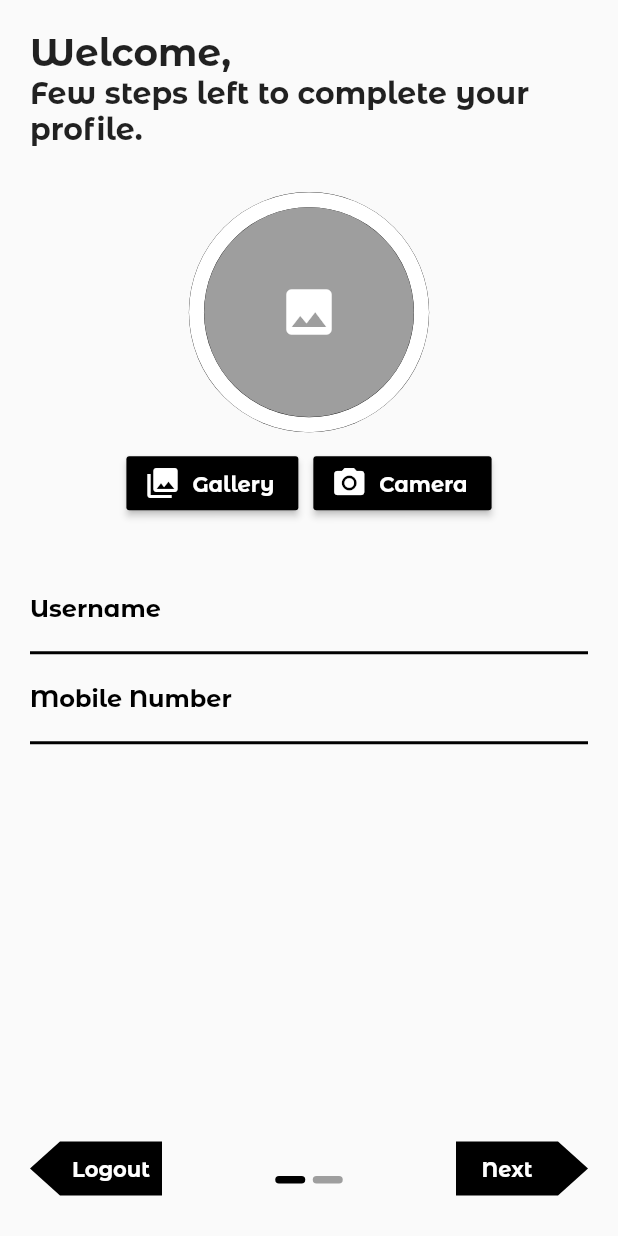
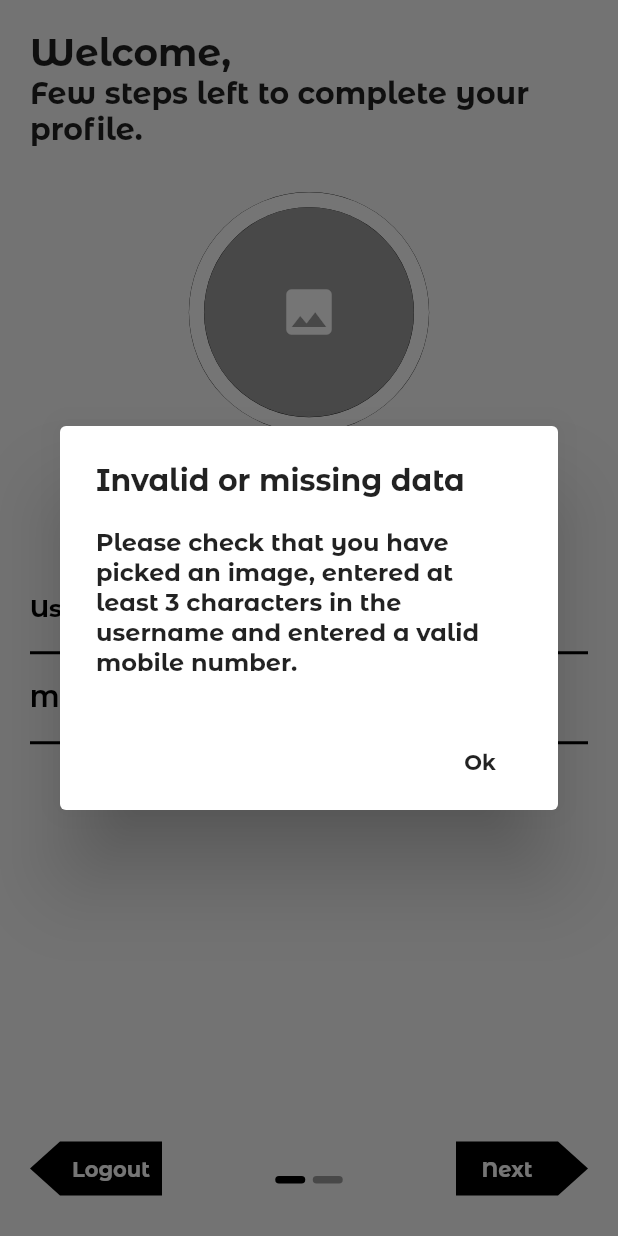
Before and after one commit to Flutter-Course/saturday-4pm, a Flutter app: the CollectingData screen opened directly, after a tap on "Next", on a phone screen of 412 x 824 dp. Run offline on Flutter 3.47's test engine with Material 2 defaults, Android fonts, the phone set to English and light mode, and no system bars; drawn by our look-alikes of page_indicator; our stand-ins replace cloud_firestore, email_validator, firebase_auth, firebase_core, firebase_storage, google_maps_flutter and 2 more; missing offline and left inert: geocoder; accounts and stored records are empty; statements that could not run were skipped; project files that could hold a hidden picture were left out.

Commit message:
finished authentication module
done with:
1-login
2-register
3-reset password
4-collecting user profile info

```diff
--- /dev/null
+++ b/my_shop/lib/models/user.dart
@@ -0,0 +1,14 @@
+import 'package:google_maps_flutter/google_maps_flutter.dart';
+
+class User {
+  String photoUrl, userName, userId, email, address, mobileNumber;
+  LatLng positon;
+
+  User.fromFirestore(this.userId, document)
+      : this.email = document['email'],
+        this.address = document['address'],
+        this.mobileNumber = document['mobileNumber'],
+        this.userName = document['userName'],
+        this.photoUrl = document['photoUrl'],
+        this.positon = LatLng(document['lat'], document['lng']);
+}
--- a/my_shop/lib/screens/Auth_screen.dart
+++ b/my_shop/lib/screens/Auth_screen.dart
@@ -2,7 +2,6 @@ import 'package:flutter/material.dart';
 import 'package:my_shop/widgets/auth_screen_widgets/auth_background.dart';
 import 'package:my_shop/widgets/auth_screen_widgets/auth_form.dart';
 import 'package:my_shop/widgets/auth_screen_widgets/auth_reset_password.dart';
-import 'package:my_shop/widgets/auth_screen_widgets/auth_title.dart';
 
 class AuthScreen extends StatefulWidget {
   static const routeName = '/auth-screen';
--- a/my_shop/lib/screens/collecting_data.dart
+++ b/my_shop/lib/screens/collecting_data.dart
@@ -1,11 +1,15 @@
+import 'dart:io';
+
 import 'package:firebase_auth/firebase_auth.dart';
 import 'package:flutter/material.dart';
+import 'package:google_maps_flutter/google_maps_flutter.dart';
+import 'package:my_shop/providers/user_provider.dart';
 import 'package:my_shop/screens/Auth_screen.dart';
-import 'package:my_shop/widgets/collecting_data_screen/Collecting_data_title.dart';
+import 'package:my_shop/screens/home_screen.dart';
 import 'package:my_shop/widgets/collecting_data_screen/collecting_first.dart';
-import 'package:my_shop/widgets/misc/arrow_button.dart';
-import 'package:my_shop/widgets/misc/image_frame.dart';
+import 'package:my_shop/widgets/collecting_data_screen/collecting_second.dart';
 import 'package:page_indicator/page_indicator.dart';
+import 'package:provider/provider.dart';
 
 class CollectingData extends StatefulWidget {
   @override
@@ -13,6 +17,12 @@ class CollectingData extends StatefulWidget {
 }
 
 class _CollectingDataState extends State<CollectingData> {
+  PageController controller;
+  File image;
+  String userName, mobileNumber;
+  int index;
+  bool loading;
+
   Future<bool> showLogout() async {
     return await showDialog(
       context: context,
@@ -51,6 +61,70 @@ class _CollectingDataState extends State<CollectingData> {
   }
 
   @override
+  void initState() {
+    super.initState();
+    index = 0;
+    controller = PageController();
+    loading = false;
+  }
+
+  @override
+  void dispose() {
+    controller.dispose();
+    super.dispose();
+  }
+
+  void nextPage(File image, String userName, String mobileNumber) {
+    setState(() {
+      this.image = image;
+      this.userName = userName;
+      this.mobileNumber = mobileNumber;
+      index++;
+    });
+    controller.nextPage(
+        duration: Duration(seconds: 1), curve: Curves.decelerate);
+  }
+
+  void prevPage() {
+    setState(() {
+      index--;
+    });
+    controller.previousPage(
+        duration: Duration(seconds: 1), curve: Curves.decelerate);
+  }
+
+  void submit(LatLng position, String address) async {
+    setState(() {
+      loading = true;
+    });
+    bool notError = await Provider.of<UserProvider>(context, listen: false)
+        .completeUserProfile(image, userName, mobileNumber, address, position);
+
+    if (!notError) {
+      setState(() {
+        loading = false;
+      });
+      showDialog(
+        context: context,
+        child: AlertDialog(
+          title: Text('Error has occurred'),
+          content: Text('Please try again later.'),
+          actions: [
+            FlatButton(
+              onPressed: () {
+                Navigator.of(context).pop();
+              },
+              child: Text('Ok'),
+            ),
+          ],
+        ),
+      );
+    } else {
+      Navigator.of(context).pushReplacementNamed(HomeScreen.routeName);
+    }
+  }
+
+  @override
   Widget build(BuildContext context) {
     Size size = MediaQuery.of(context).size;
     return WillPopScope(
@@ -63,11 +137,16 @@ class _CollectingDataState extends State<CollectingData> {
         return false;
       },
       child: Scaffold(
-        body: Container(
+        body: Stack(
+          children: [
+            Container(
               height: size.height,
               width: size.width,
               child: SafeArea(
                 child: SingleChildScrollView(
+                  physics: (index == 1)
+                      ? NeverScrollableScrollPhysics()
+                      : ScrollPhysics(),
                   child: Container(
                     height: size.height - MediaQuery.of(context).padding.top,
                     width: size.width,
@@ -82,39 +161,11 @@ class _CollectingDataState extends State<CollectingData> {
                         cornerSize: Size.square(20),
                       ),
                       child: PageView(
+                        controller: controller,
                         physics: NeverScrollableScrollPhysics(),
                         children: [
-                      Column(
-                        children: [
-                          Expanded(
-                            child: CollectingFirst(),
-                            flex: 9,
-                          ),
-                          Expanded(
-                              child: Row(
-                            mainAxisAlignment: MainAxisAlignment.spaceBetween,
-                            children: [
-                              ArrowButton.left(
-                                child: 'Logout',
-                                onPressed: () async {
-                                  if (await showLogout()) {
-                                    FirebaseAuth.instance.signOut();
-                                    Navigator.of(context).pushReplacementNamed(
-                                        AuthScreen.routeName);
-                                  }
-                                },
-                              ),
-                              ArrowButton.right(
-                                child: 'Next',
-                                onPressed: () {},
-                              ),
-                            ],
-                          ))
-                        ],
-                      ),
-                      Container(
-                        color: Colors.green,
-                      ),
+                          CollectingFirst(nextPage, showLogout),
+                          CollectingSecond(prevPage, submit),
                         ],
                       ),
                     ),
@@ -122,6 +173,17 @@ class _CollectingDataState extends State<CollectingData> {
                 ),
               ),
             ),
+            if (loading)
+              Container(
+                height: size.height,
+                width: size.width,
+                color: Colors.black38,
+                child: Center(
+                  child: CircularProgressIndicator(),
+                ),
+              )
+          ],
+        ),
       ),
     );
   }
--- a/my_shop/lib/widgets/collecting_data_screen/collecting_first.dart
+++ b/my_shop/lib/widgets/collecting_data_screen/collecting_first.dart
@@ -1,18 +1,24 @@
 import 'dart:io';
 
+import 'package:firebase_auth/firebase_auth.dart';
 import 'package:flutter/material.dart';
 import 'package:image_picker/image_picker.dart';
+import 'package:my_shop/screens/Auth_screen.dart';
+import 'package:my_shop/widgets/misc/arrow_button.dart';
 import 'package:my_shop/widgets/misc/image_frame.dart';
 
-import 'Collecting_data_title.dart';
+import 'collecting_data_title.dart';
 
 class CollectingFirst extends StatefulWidget {
+  final Function nextPage, showLogout;
+  CollectingFirst(this.nextPage, this.showLogout);
   @override
   _CollectingFirstState createState() => _CollectingFirstState();
 }
 
 class _CollectingFirstState extends State<CollectingFirst> {
   File image;
+  String userName, mobileNumber;
   FocusNode mobileNode;
   @override
   void initState() {
@@ -31,9 +37,21 @@ class _CollectingFirstState extends State<CollectingFirst> {
     }
   }
 
+  bool validData() {
+    return image != null &&
+        userName != null &&
+        userName.length >= 3 &&
+        mobileNumber != null &&
+        mobileNumber.length == 11 &&
+        mobileNumber.startsWith('01');
+  }
+
   @override
   Widget build(BuildContext context) {
     return Column(
+      children: [
+        Expanded(
+          child: Column(
             children: [
               CollectingDataTitle(
                 'Welcome,',
@@ -90,6 +108,11 @@ class _CollectingFirstState extends State<CollectingFirst> {
                 height: 30,
               ),
               TextField(
+                onChanged: (value) {
+                  setState(() {
+                    userName = value;
+                  });
+                },
                 textInputAction: TextInputAction.next,
                 onSubmitted: (value) {
                   mobileNode.requestFocus();
@@ -116,6 +139,11 @@ class _CollectingFirstState extends State<CollectingFirst> {
                 ),
               ),
               TextField(
+                onChanged: (value) {
+                  setState(() {
+                    mobileNumber = value;
+                  });
+                },
                 focusNode: mobileNode,
                 keyboardType: TextInputType.phone,
                 decoration: InputDecoration(
@@ -140,6 +168,52 @@ class _CollectingFirstState extends State<CollectingFirst> {
                 ),
               ),
             ],
+          ),
+          flex: 9,
+        ),
+        Expanded(
+            child: Row(
+          mainAxisAlignment: MainAxisAlignment.spaceBetween,
+          children: [
+            ArrowButton.left(
+              child: 'Logout',
+              onPressed: () async {
+                if (await widget.showLogout()) {
+                  FirebaseAuth.instance.signOut();
+                  Navigator.of(context)
+                      .pushReplacementNamed(AuthScreen.routeName);
+                }
+              },
+            ),
+            ArrowButton.right(
+              child: 'Next',
+              onPressed: () {
+                //validation
+                if (validData()) {
+                  widget.nextPage(image, userName, mobileNumber);
+                } else {
+                  showDialog(
+                    context: context,
+                    child: AlertDialog(
+                      title: Text('Invalid or missing data'),
+                      content: Text(
+                          'Please check that you have picked an image, entered at least 3 characters in the username and entered a valid mobile number.'),
+                      actions: [
+                        FlatButton(
+                          onPressed: () {
+                            Navigator.of(context).pop();
+                          },
+                          child: Text('Ok'),
+                        ),
+                      ],
+                    ),
+                  );
+                }
+              },
+            ),
+          ],
+        ))
+      ],
     );
   }
 }
--- /dev/null
+++ b/my_shop/lib/widgets/collecting_data_screen/collecting_second.dart
@@ -0,0 +1,150 @@
+import 'package:flutter/material.dart';
+import 'package:geocoder/geocoder.dart';
+import 'package:google_maps_flutter/google_maps_flutter.dart';
+import 'package:location/location.dart';
+import 'package:my_shop/widgets/misc/arrow_button.dart';
+
+import 'collecting_data_title.dart';
+
+class CollectingSecond extends StatefulWidget {
+  final Function prevPage, submit;
+  CollectingSecond(this.prevPage, this.submit);
+  @override
+  _CollectingSecondState createState() => _CollectingSecondState();
+}
+
+class _CollectingSecondState extends State<CollectingSecond> {
+  bool loading;
+  LatLng currentPosition;
+  String currentAdderss;
+  @override
+  void initState() {
+    super.initState();
+    loading = true;
+  }
+
+  @override
+  void didChangeDependencies() async {
+    super.didChangeDependencies();
+    Location location = new Location();
+
+    bool _serviceEnabled;
+    PermissionStatus _permissionGranted;
+    LocationData _locationData;
+
+    _serviceEnabled = await location.serviceEnabled();
+    if (!_serviceEnabled) {
+      _serviceEnabled = await location.requestService();
+      if (!_serviceEnabled) {
+        return;
+      }
+    }
+
+    _permissionGranted = await location.hasPermission();
+    if (_permissionGranted == PermissionStatus.denied) {
+      _permissionGranted = await location.requestPermission();
+      if (_permissionGranted != PermissionStatus.granted) {
+        return;
+      }
+    }
+
+    _locationData = await location.getLocation();
+    currentPosition = LatLng(_locationData.latitude, _locationData.longitude);
+    currentAdderss = await getAddress(currentPosition);
+    setState(() {
+      loading = false;
+    });
+  }
+
+  Future<String> getAddress(LatLng position) async {
+    final coordinates = new Coordinates(position.latitude, position.longitude);
+    final addresses =
+        await Geocoder.local.findAddressesFromCoordinates(coordinates);
+    final first = addresses.first;
+    return first.addressLine;
+  }
+
+  @override
+  Widget build(BuildContext context) {
+    return Column(
+      children: [
+        Expanded(
+          child: Column(
+            children: [
+              CollectingDataTitle(
+                'One steo left,',
+                'Pick your location so we can deliver to you.',
+              ),
+              SizedBox(
+                height: 30,
+              ),
+              Expanded(
+                child: (loading)
+                    ? Center(
+                        child: CircularProgressIndicator(),
+                      )
+                    : Stack(
+                        children: [
+                          GoogleMap(
+                            myLocationEnabled: true,
+                            onCameraMove: (position) {
+                              setState(() {
+                                currentPosition = position.target;
+                              });
+                            },
+                            onCameraIdle: () async {
+                              currentAdderss =
+                                  await getAddress(currentPosition);
+                              setState(() {});
+                            },
+                            initialCameraPosition: CameraPosition(
+                              target: currentPosition,
+                              zoom: 16,
+                            ),
+                          ),
+                          Card(
+                            elevation: 20,
+                            margin: EdgeInsets.fromLTRB(16, 60, 16, 0),
+                            child: Padding(
+                              padding: EdgeInsets.all(8),
+                              child: Text(currentAdderss),
+                            ),
+                          ),
+                          Center(
+                            child: Container(
+                              margin: EdgeInsets.only(bottom: 35 / 2),
+                              child: Icon(
+                                Icons.place,
+                                size: 35,
+                              ),
+                            ),
+                          ),
+                        ],
+                      ),
+              ),
+            ],
+          ),
+          flex: 9,
+        ),
+        Expanded(
+            child: Row(
+          mainAxisAlignment: MainAxisAlignment.spaceBetween,
+          children: [
+            ArrowButton.left(
+              child: 'Back',
+              onPressed: () {
+                widget.prevPage();
+              },
+            ),
+            ArrowButton.right(
+              child: 'Submit',
+              onPressed: () {
+                widget.submit(currentPosition, currentAdderss);
+              },
+            ),
+          ],
+        ))
+      ],
+    );
+  }
+}
--- a/my_shop/pubspec.yaml
+++ b/my_shop/pubspec.yaml
@@ -29,6 +29,12 @@ dependencies:
   firebase_auth: ^0.18.3+1
   page_indicator: ^0.3.0
   image_picker: ^0.6.7+14
+  google_maps_flutter: ^1.0.6
+  location: ^3.1.0
+  geocoder: ^0.2.1
+  cloud_firestore: ^0.14.4
+  firebase_storage: ^5.2.0
+  provider: ^4.3.2+3
 
 dev_dependencies:
   flutter_test:
```
Also changed, not shown: my_shop/lib/main.dart (+9 -4 lines), my_shop/lib/providers/user_provider.dart (added, +109 -0 lines), my_shop/lib/screens/transit_screen.dart (added, +26 -0 lines), my_shop/lib/widgets/auth_screen_widgets/auth_form.dart (+17 -47 lines), my_shop/lib/widgets/auth_screen_widgets/auth_reset_password.dart (+10 -13 lines), my_shop/pubspec.lock, 2 other files. Lines whose indentation alone changed are shown as unchanged.
